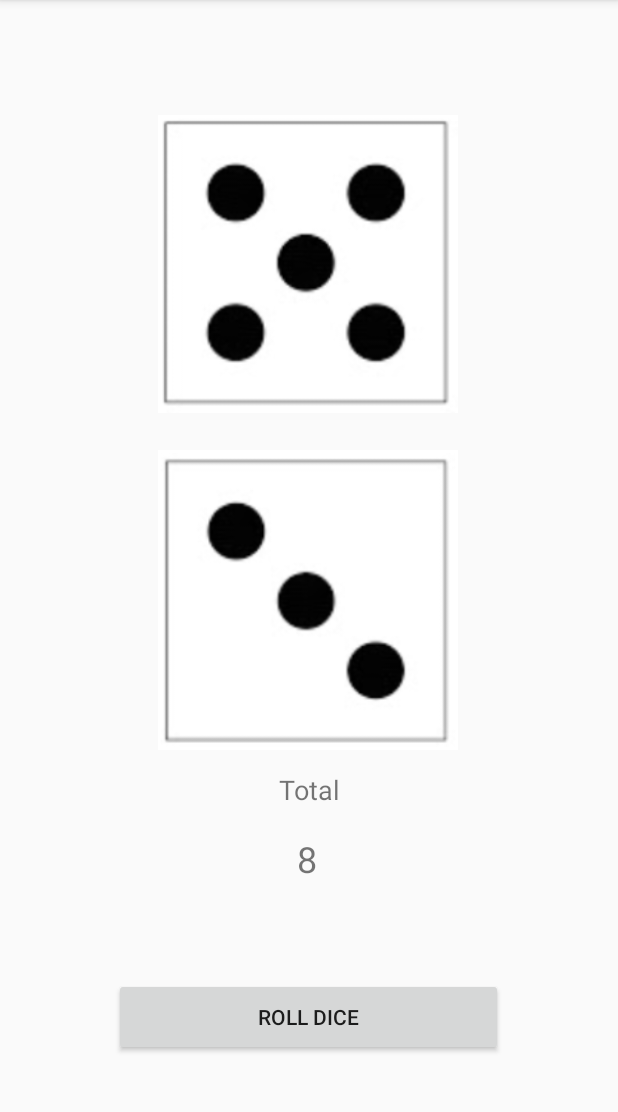
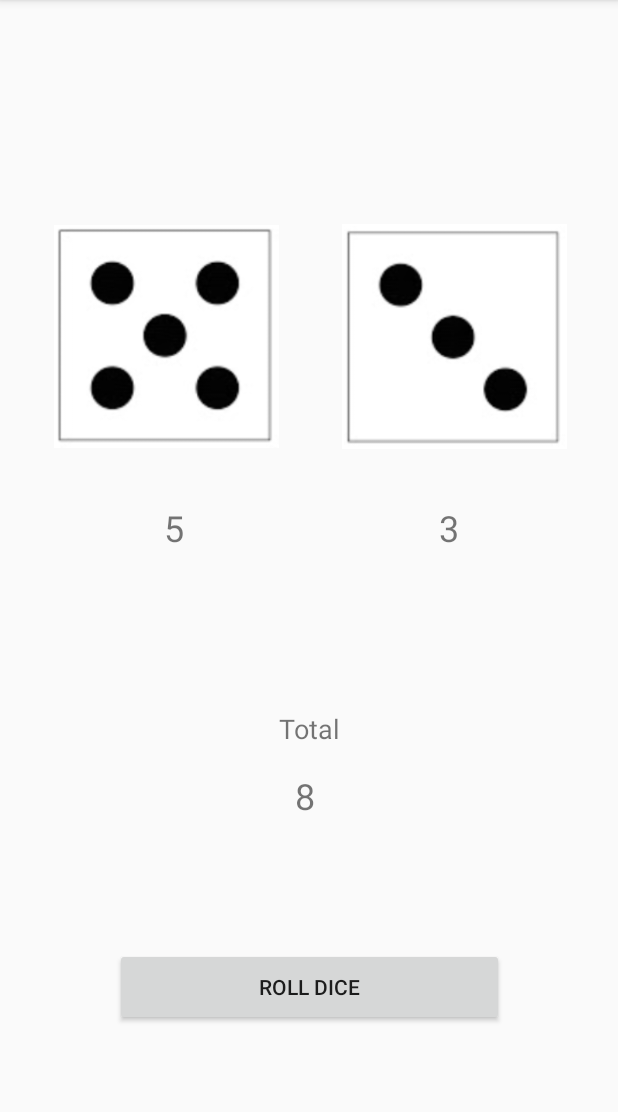
Before and after one commit to edngai98/DiceRoller, an Android app: the screen it shows after launch (MainActivity), after a tap on "ROLL DICE", on a phone screen of 412 x 824 dp, the part 84-1196 px from its top. Run offline under Robolectric (Android 15) with nearby library versions, the phone set to English and light mode, and no system bars.

```diff
--- a/app/src/main/java/com/example/diceroller/MainActivity.java
+++ b/app/src/main/java/com/example/diceroller/MainActivity.java
@@ -27,13 +27,19 @@ public class MainActivity extends AppCompatActivity {
         imageViewDice2 = (ImageView) findViewById(R.id.image_view_dice2);
 
         final TextView sumDice = (TextView) findViewById(R.id.sumOfDice);
+        final TextView dice1Value = (TextView) findViewById(R.id.dice1Value);
+        final TextView dice2Value = (TextView) findViewById(R.id.dice2Value);
 
         button.setOnClickListener(new View.OnClickListener(){
            @Override
             public void onClick(View v) {
-               int sum = rollDice1() + rollDice2();
+               int dice1 = rollDice1();
+               int dice2 = rollDice2();
+               int sum = dice1 + dice2;
 
                sumDice.setText(String.valueOf(sum));
+               dice1Value.setText(String.valueOf(dice1));
+               dice2Value.setText(String.valueOf(dice2));
            }
 
         });
--- a/app/src/main/res/layout/activity_main.xml
+++ b/app/src/main/res/layout/activity_main.xml
@@ -9,31 +9,55 @@
 
     <ImageView
         android:id="@+id/image_view_dice"
-        android:layout_width="200dp"
-        android:layout_height="200dp"
-        android:layout_marginStart="80dp"
-        android:layout_marginLeft="80dp"
-        android:layout_marginTop="76dp"
-        android:layout_marginEnd="81dp"
-        android:layout_marginRight="81dp"
+        android:layout_width="150dp"
+        android:layout_height="150dp"
+        android:layout_marginStart="36dp"
+        android:layout_marginLeft="36dp"
+        android:layout_marginTop="149dp"
         android:src="@drawable/one"
-        app:layout_constraintEnd_toEndOf="parent"
         app:layout_constraintStart_toStartOf="parent"
         app:layout_constraintTop_toTopOf="parent" />
 
     <ImageView
         android:id="@+id/image_view_dice2"
-        android:layout_width="200dp"
-        android:layout_height="200dp"
-        android:layout_marginStart="80dp"
-        android:layout_marginLeft="80dp"
-        android:layout_marginTop="24dp"
-        android:layout_marginEnd="81dp"
-        android:layout_marginRight="81dp"
+        android:layout_width="150dp"
+        android:layout_height="150dp"
+        android:layout_marginTop="149dp"
+        android:layout_marginEnd="34dp"
+        android:layout_marginRight="34dp"
         android:src="@drawable/one"
         app:layout_constraintEnd_toEndOf="parent"
+        app:layout_constraintTop_toTopOf="parent" />
+
+    <TextView
+        android:id="@+id/sumOfDice"
+        android:layout_width="wrap_content"
+        android:layout_height="wrap_content"
+        android:layout_marginStart="175dp"
+        android:layout_marginLeft="175dp"
+        android:layout_marginTop="16dp"
+        android:layout_marginEnd="178dp"
+        android:layout_marginRight="178dp"
+        android:textSize="24sp"
+        app:layout_constraintEnd_toEndOf="parent"
+        app:layout_constraintHorizontal_bias="0.475"
         app:layout_constraintStart_toStartOf="parent"
-        app:layout_constraintTop_toBottomOf="@+id/image_view_dice" />
+        app:layout_constraintTop_toBottomOf="@+id/textView" />
+
+    <TextView
+        android:id="@+id/textView"
+        android:layout_width="wrap_content"
+        android:layout_height="wrap_content"
+        android:layout_marginStart="185dp"
+        android:layout_marginLeft="185dp"
+        android:layout_marginTop="473dp"
+        android:layout_marginEnd="185dp"
+        android:layout_marginRight="185dp"
+        android:text="Total"
+        android:textSize="18sp"
+        app:layout_constraintEnd_toEndOf="parent"
+        app:layout_constraintStart_toStartOf="parent"
+        app:layout_constraintTop_toTopOf="parent" />
 
     <Button
         android:id="@+id/rollDiceButton"
@@ -41,46 +65,35 @@
         android:layout_height="52dp"
         android:layout_marginStart="76dp"
         android:layout_marginLeft="76dp"
-        android:layout_marginTop="14dp"
         android:layout_marginEnd="76dp"
         android:layout_marginRight="76dp"
-        android:layout_marginBottom="43dp"
+        android:layout_marginBottom="84dp"
         android:text="Roll Dice"
         app:layout_constraintBottom_toBottomOf="parent"
         app:layout_constraintEnd_toEndOf="parent"
-        app:layout_constraintHorizontal_bias="0.0"
-        app:layout_constraintStart_toStartOf="parent"
-        app:layout_constraintTop_toBottomOf="@+id/image_view_dice2"
-        app:layout_constraintVertical_bias="0.868" />
+        app:layout_constraintHorizontal_bias="1.0"
+        app:layout_constraintStart_toStartOf="parent" />
 
     <TextView
-        android:id="@+id/textView"
+        android:id="@+id/dice1Value"
         android:layout_width="wrap_content"
         android:layout_height="wrap_content"
-        android:layout_marginStart="190dp"
-        android:layout_marginLeft="190dp"
-        android:layout_marginTop="14dp"
-        android:layout_marginEnd="189dp"
-        android:layout_marginRight="189dp"
-        android:text="Total"
-        android:textSize="18sp"
-        app:layout_constraintEnd_toEndOf="parent"
+        android:layout_marginStart="109dp"
+        android:layout_marginLeft="109dp"
+        android:layout_marginTop="335dp"
+        android:textSize="24sp"
         app:layout_constraintStart_toStartOf="parent"
-        app:layout_constraintTop_toBottomOf="@+id/image_view_dice2" />
+        app:layout_constraintTop_toTopOf="parent" />
 
     <TextView
-        android:id="@+id/sumOfDice"
+        android:id="@+id/dice2Value"
         android:layout_width="wrap_content"
         android:layout_height="wrap_content"
-        android:layout_marginStart="175dp"
-        android:layout_marginLeft="175dp"
-        android:layout_marginTop="17dp"
-        android:layout_marginEnd="178dp"
-        android:layout_marginRight="178dp"
-        android:text="TextView"
+        android:layout_marginTop="335dp"
+        android:layout_marginEnd="106dp"
+        android:layout_marginRight="106dp"
         android:textSize="24sp"
         app:layout_constraintEnd_toEndOf="parent"
-        app:layout_constraintStart_toStartOf="parent"
-        app:layout_constraintTop_toBottomOf="@+id/textView" />
+        app:layout_constraintTop_toTopOf="parent" />
 
 </androidx.constraintlayout.widget.ConstraintLayout>
```
